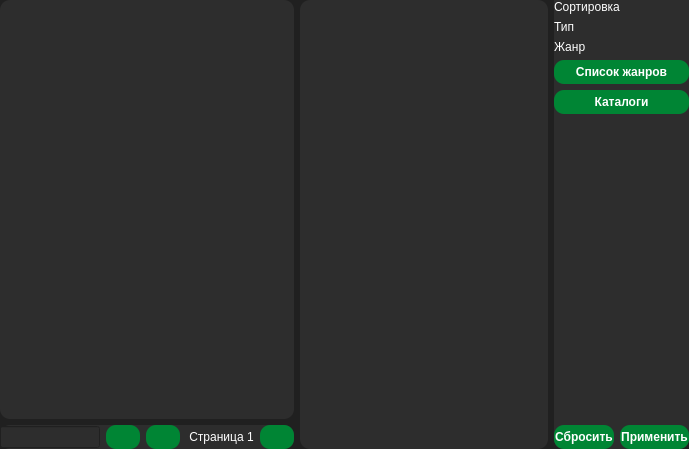
First picture: the form in forms/desuUI.ui, repository brandonzorn/Nlight, before the edit.
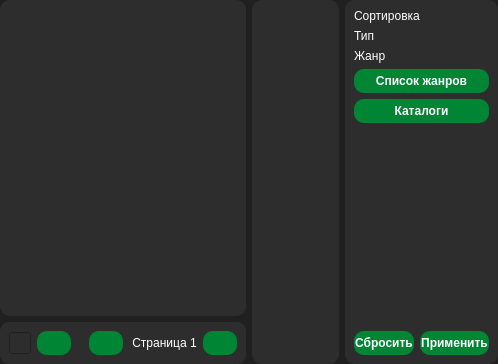
Second picture: the form after the edit. Icons and pictures are not drawn.

The edit to the form file:
```diff
--- a/forms/desuUI.ui
+++ b/forms/desuUI.ui
@@ -6,8 +6,8 @@
    <rect>
     <x>0</x>
     <y>0</y>
-    <width>689</width>
-    <height>449</height>
+    <width>498</width>
+    <height>364</height>
    </rect>
   </property>
   <property name="windowTitle">
@@ -39,7 +39,7 @@
 	border-left: 3px solid white;
 }</string>
   </property>
-  <layout class="QHBoxLayout" name="horizontalLayout">
+  <layout class="QHBoxLayout" name="horizontalLayout_4">
    <property name="leftMargin">
     <number>0</number>
    </property>
@@ -53,7 +53,16 @@
     <number>0</number>
    </property>
    <item>
-    <layout class="QVBoxLayout" name="verticalLayout">
+    <layout class="QVBoxLayout" name="verticalLayout_3">
+     <item>
+      <widget class="QFrame" name="items_frame">
+       <property name="frameShape">
+        <enum>QFrame::StyledPanel</enum>
+       </property>
+       <property name="frameShadow">
+        <enum>QFrame::Raised</enum>
+       </property>
+       <layout class="QVBoxLayout" name="verticalLayout_9">
      <item>
       <widget class="QListWidget" name="list_manga">
        <property name="palette">
@@ -285,13 +294,40 @@
        <property name="autoFillBackground">
         <bool>false</bool>
        </property>
-      </widget>
-     </item>
-     <item>
-      <widget class="QFrame" name="search_frame">
        <property name="styleSheet">
         <string notr="true"/>
        </property>
+         </widget>
+        </item>
+       </layout>
+      </widget>
+     </item>
+     <item>
+      <widget class="QFrame" name="search_frame">
+       <property name="frameShape">
+        <enum>QFrame::StyledPanel</enum>
+       </property>
+       <property name="frameShadow">
+        <enum>QFrame::Raised</enum>
+       </property>
+       <layout class="QHBoxLayout" name="horizontalLayout_3">
+        <property name="spacing">
+         <number>0</number>
+        </property>
+        <property name="leftMargin">
+         <number>0</number>
+        </property>
+        <property name="topMargin">
+         <number>0</number>
+        </property>
+        <property name="rightMargin">
+         <number>0</number>
+        </property>
+        <property name="bottomMargin">
+         <number>0</number>
+        </property>
+        <item>
+         <widget class="QFrame" name="text_frame">
        <property name="frameShape">
         <enum>QFrame::StyledPanel</enum>
        </property>
@@ -299,20 +335,6 @@
         <enum>QFrame::Raised</enum>
        </property>
        <layout class="QHBoxLayout" name="horizontalLayout_2">
-        <property name="leftMargin">
-         <number>0</number>
-        </property>
-        <property name="topMargin">
-         <number>0</number>
-        </property>
-        <property name="rightMargin">
-         <number>0</number>
-        </property>
-        <property name="bottomMargin">
-         <number>0</number>
-        </property>
-        <item>
-         <layout class="QHBoxLayout" name="horizontalLayout_4">
           <item>
            <widget class="QLineEdit" name="line_search">
             <property name="styleSheet">
@@ -337,9 +359,17 @@
            </widget>
           </item>
          </layout>
+         </widget>
         </item>
         <item>
-         <layout class="QHBoxLayout" name="horizontalLayout_3">
+         <widget class="QFrame" name="page_frame">
+          <property name="frameShape">
+           <enum>QFrame::StyledPanel</enum>
+          </property>
+          <property name="frameShadow">
+           <enum>QFrame::Raised</enum>
+          </property>
+          <layout class="QHBoxLayout" name="horizontalLayout">
           <item>
            <widget class="QPushButton" name="prev_page">
             <property name="styleSheet">
@@ -378,12 +408,22 @@
            </widget>
           </item>
          </layout>
+         </widget>
         </item>
        </layout>
       </widget>
      </item>
     </layout>
    </item>
+   <item>
+    <widget class="QFrame" name="catalogs_frame">
+     <property name="frameShape">
+      <enum>QFrame::StyledPanel</enum>
+     </property>
+     <property name="frameShadow">
+      <enum>QFrame::Raised</enum>
+     </property>
+     <layout class="QVBoxLayout" name="verticalLayout_8">
    <item>
     <widget class="QListWidget" name="catalog_list">
      <property name="enabled">
@@ -410,9 +450,9 @@
         <colorrole role="Button">
          <brush brushstyle="SolidPattern">
           <color alpha="255">
-           <red>32</red>
-           <green>32</green>
-           <blue>32</blue>
+              <red>45</red>
+              <green>45</green>
+              <blue>45</blue>
           </color>
          </brush>
         </colorrole>
@@ -437,18 +477,18 @@
         <colorrole role="Base">
          <brush brushstyle="SolidPattern">
           <color alpha="255">
-           <red>32</red>
-           <green>32</green>
-           <blue>32</blue>
+              <red>45</red>
+              <green>45</green>
+              <blue>45</blue>
           </color>
          </brush>
         </colorrole>
         <colorrole role="Window">
          <brush brushstyle="SolidPattern">
           <color alpha="255">
-           <red>32</red>
-           <green>32</green>
-           <blue>32</blue>
+              <red>45</red>
+              <green>45</green>
+              <blue>45</blue>
           </color>
          </brush>
         </colorrole>
@@ -475,54 +515,54 @@
         <colorrole role="WindowText">
          <brush brushstyle="SolidPattern">
           <color alpha="255">
-           <red>0</red>
-           <green>0</green>
-           <blue>0</blue>
+              <red>255</red>
+              <green>255</green>
+              <blue>255</blue>
           </color>
          </brush>
         </colorrole>
         <colorrole role="Button">
          <brush brushstyle="SolidPattern">
           <color alpha="255">
-           <red>240</red>
-           <green>240</green>
-           <blue>240</blue>
+              <red>45</red>
+              <green>45</green>
+              <blue>45</blue>
           </color>
          </brush>
         </colorrole>
         <colorrole role="Text">
          <brush brushstyle="SolidPattern">
           <color alpha="255">
-           <red>0</red>
-           <green>0</green>
-           <blue>0</blue>
+              <red>255</red>
+              <green>255</green>
+              <blue>255</blue>
           </color>
          </brush>
         </colorrole>
         <colorrole role="ButtonText">
          <brush brushstyle="SolidPattern">
           <color alpha="255">
-           <red>0</red>
-           <green>0</green>
-           <blue>0</blue>
+              <red>255</red>
+              <green>255</green>
+              <blue>255</blue>
           </color>
          </brush>
         </colorrole>
         <colorrole role="Base">
          <brush brushstyle="SolidPattern">
           <color alpha="255">
-           <red>255</red>
-           <green>255</green>
-           <blue>255</blue>
+              <red>45</red>
+              <green>45</green>
+              <blue>45</blue>
           </color>
          </brush>
         </colorrole>
         <colorrole role="Window">
          <brush brushstyle="SolidPattern">
           <color alpha="255">
-           <red>240</red>
-           <green>240</green>
-           <blue>240</blue>
+              <red>45</red>
+              <green>45</green>
+              <blue>45</blue>
           </color>
          </brush>
         </colorrole>
@@ -537,10 +577,10 @@
         </colorrole>
         <colorrole role="PlaceholderText">
          <brush brushstyle="SolidPattern">
-          <color alpha="128">
-           <red>0</red>
-           <green>0</green>
-           <blue>0</blue>
+             <color alpha="255">
+              <red>255</red>
+              <green>255</green>
+              <blue>255</blue>
           </color>
          </brush>
         </colorrole>
@@ -558,9 +598,9 @@
         <colorrole role="Button">
          <brush brushstyle="SolidPattern">
           <color alpha="255">
-           <red>32</red>
-           <green>32</green>
-           <blue>32</blue>
+              <red>45</red>
+              <green>45</green>
+              <blue>45</blue>
           </color>
          </brush>
         </colorrole>
@@ -585,18 +625,18 @@
         <colorrole role="Base">
          <brush brushstyle="SolidPattern">
           <color alpha="255">
-           <red>32</red>
-           <green>32</green>
-           <blue>32</blue>
+              <red>45</red>
+              <green>45</green>
+              <blue>45</blue>
           </color>
          </brush>
         </colorrole>
         <colorrole role="Window">
          <brush brushstyle="SolidPattern">
           <color alpha="255">
-           <red>32</red>
-           <green>32</green>
-           <blue>32</blue>
+              <red>45</red>
+              <green>45</green>
+              <blue>45</blue>
           </color>
          </brush>
         </colorrole>
@@ -611,10 +651,10 @@
         </colorrole>
         <colorrole role="PlaceholderText">
          <brush brushstyle="SolidPattern">
-          <color alpha="128">
-           <red>0</red>
-           <green>0</green>
-           <blue>0</blue>
+             <color alpha="255">
+              <red>255</red>
+              <green>255</green>
+              <blue>255</blue>
           </color>
          </brush>
         </colorrole>
@@ -623,61 +663,14 @@
      </property>
     </widget>
    </item>
-   <item>
-    <widget class="QFrame" name="frame_2">
-     <property name="styleSheet">
-      <string notr="true">QFrame {
-	border-radius: 10px;
-	background-color: rgb(45, 45, 45);
-	color: rgb(255, 255, 255);
-}
-QDialog{
-	background-color: rgb(32, 32, 32);
-}
-
-QPushButton {
-	padding: 5px 1px;
-	border-radius: 10px;
-	font-weight: bold;
-	background-color: rgb(0, 133, 52);
-	color: rgb(255, 255, 255);
-}
-
-QPushButton:hover:!pressed {
-	border-left: 3px solid white;
-}
-
-QPushButton:checked {
-	border-left: 3px solid white;
-}
-
-QAbstractButton{
-	color: rgb(255, 255, 255);
-}</string>
-     </property>
-     <property name="frameShape">
-      <enum>QFrame::StyledPanel</enum>
-     </property>
-     <property name="frameShadow">
-      <enum>QFrame::Raised</enum>
-     </property>
-     <layout class="QVBoxLayout" name="verticalLayout_3">
-      <property name="leftMargin">
-       <number>0</number>
-      </property>
-      <property name="topMargin">
-       <number>0</number>
-      </property>
-      <property name="rightMargin">
-       <number>0</number>
-      </property>
-      <property name="bottomMargin">
-       <number>0</number>
-      </property>
+     </layout>
+    </widget>
+   </item>
       <item>
        <widget class="QFrame" name="filters_frame">
         <property name="styleSheet">
-         <string notr="true">QAbstractButton{
+      <string notr="true">QWidget {
+	border-radius: 10px;
 	background-color: rgb(45, 45, 45);
 	color: rgb(255, 255, 255);
 }</string>
@@ -688,19 +681,7 @@
         <property name="frameShadow">
          <enum>QFrame::Raised</enum>
         </property>
-        <layout class="QVBoxLayout" name="verticalLayout_6">
-         <property name="leftMargin">
-          <number>0</number>
-         </property>
-         <property name="topMargin">
-          <number>0</number>
-         </property>
-         <property name="rightMargin">
-          <number>0</number>
-         </property>
-         <property name="bottomMargin">
-          <number>0</number>
-         </property>
+     <layout class="QVBoxLayout" name="verticalLayout">
          <item>
           <widget class="QFrame" name="order_frame">
            <property name="frameShape">
@@ -825,7 +806,7 @@
           </widget>
          </item>
          <item>
-          <widget class="QFrame" name="catalogs_frame">
+       <widget class="QFrame" name="filter_catalogs_frame">
            <property name="frameShape">
             <enum>QFrame::StyledPanel</enum>
            </property>
@@ -858,9 +839,6 @@
            </layout>
           </widget>
          </item>
-        </layout>
-       </widget>
-      </item>
       <item>
        <spacer name="verticalSpacer">
         <property name="orientation">
@@ -875,7 +853,7 @@
        </spacer>
       </item>
       <item>
-       <widget class="QFrame" name="frame">
+       <widget class="QFrame" name="actions_frame">
         <property name="styleSheet">
          <string notr="true"/>
         </property>
```
Lines whose indentation alone changed are shown as unchanged.
